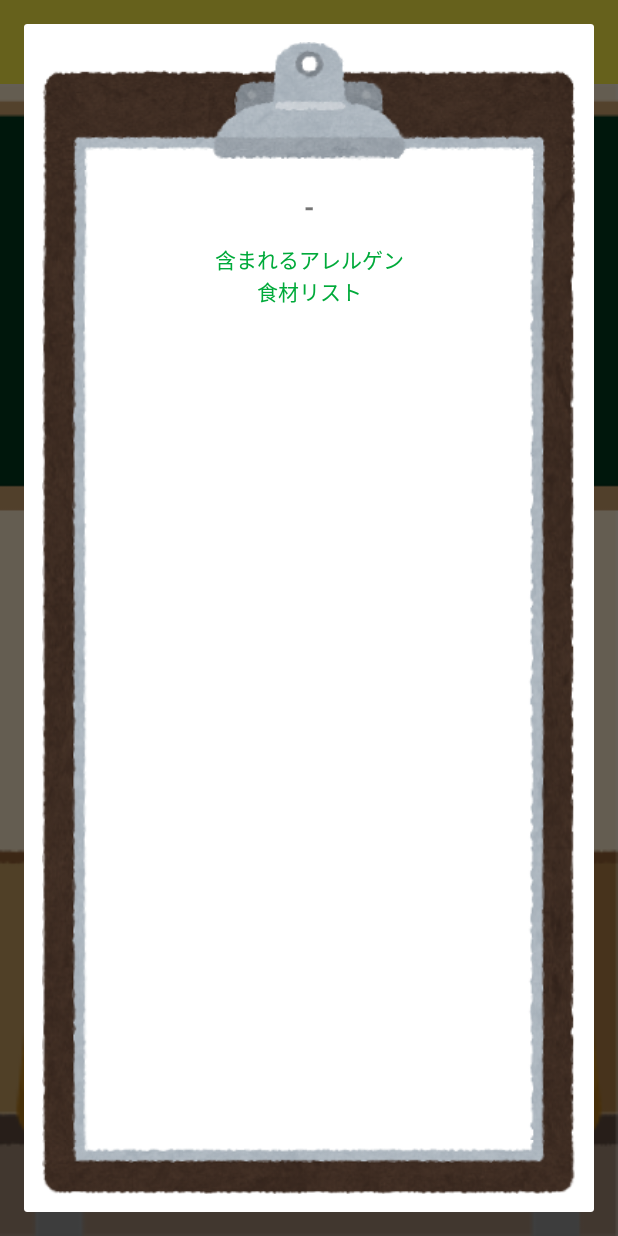
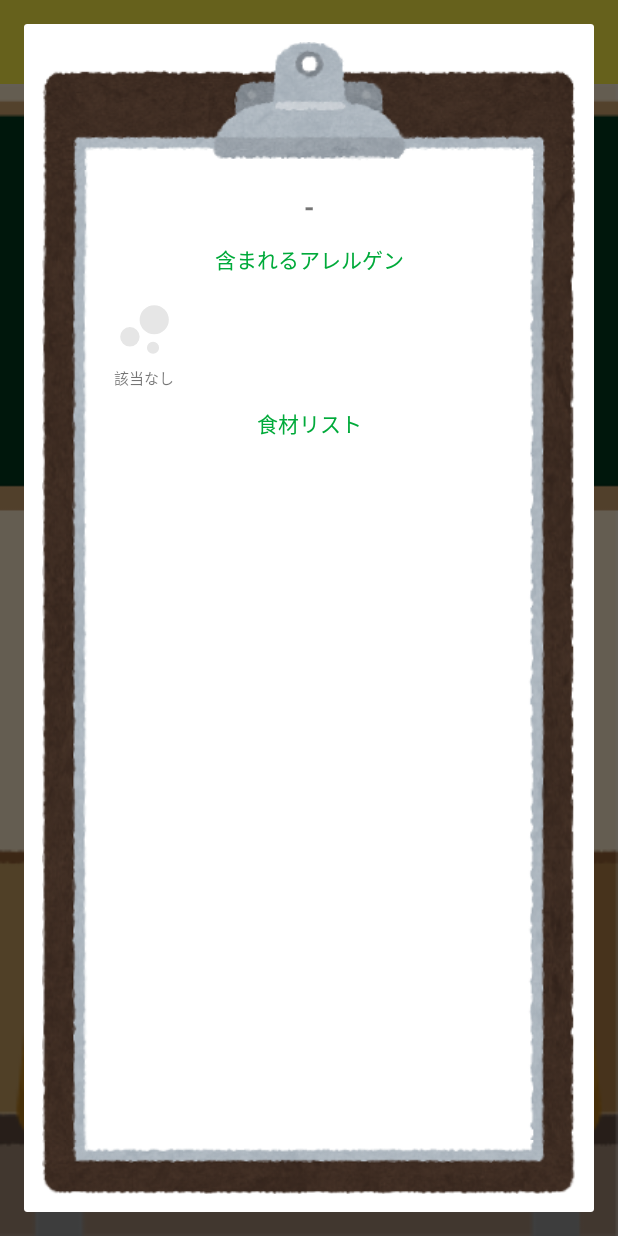
Before and after one commit to 4919/4919forIkoma-android, an Android app: the fragment MenuDetailDialogFragment placed in its activity, on a phone screen of 412 x 824 dp. Run offline under Robolectric (Android 15) with nearby library versions, the phone set to English and light mode, and no system bars; our stand-ins replace Firebase (no records; nobody signed in at launch, a user with empty details on screens opened directly).

Commit message:
アレルゲン情報表示を修正

```diff
--- a/app/src/main/java/jp/naist/ubi_lab/ikoma4919/fragments/MenuDetailDialogFragment.kt
+++ b/app/src/main/java/jp/naist/ubi_lab/ikoma4919/fragments/MenuDetailDialogFragment.kt
@@ -74,10 +74,15 @@ class MenuDetailDialogFragment(): DialogFragment(), FireBaseHelper.FireBaseEvent
         allergenGridAdapter?.resetList()
 
         tvMenuNameSelected?.text = menuDetail.menuName
-        menuDetail.allergenList.forEach {
-            if(it != UNKNOWN) {
-                allergenGridAdapter?.addItem(Allergen(it))
+
+        if(menuDetail.allergenList.size > 0) {
+            menuDetail.allergenList.forEach {
+                if (it != UNKNOWN) {
+                    allergenGridAdapter?.addItem(Allergen(it))
+                }
             }
+        } else {
+            allergenGridAdapter?.addItem(Allergen(EMPTY))
         }
         allergenGridAdapter?.notifyDataSetChanged()
 
--- a/app/src/main/java/jp/naist/ubi_lab/ikoma4919/models/AllergenModel.kt
+++ b/app/src/main/java/jp/naist/ubi_lab/ikoma4919/models/AllergenModel.kt
@@ -12,6 +12,7 @@ import jp.naist.ubi_lab.ikoma4919.models.AllergenModel.AllergenCategory.*
 class AllergenModel {
 
     enum class AllergenCategory {
+        EMPTY,
         UNKNOWN,
         // 7 allergens
         SHRIMP,
@@ -40,7 +41,8 @@ class AllergenModel {
 
     private val allergenMap  = mapOf(
             PORK to arrayOf(R.string.constString_allergen_pork, R.mipmap.pic_allergen_pork),
-            WHEAT to arrayOf(R.string.constString_allergen_wheat, R.mipmap.ic_launcher)
+            WHEAT to arrayOf(R.string.constString_allergen_wheat, R.drawable.ic_empty),
+            EMPTY to arrayOf(R.string.constString_allergen_empty, R.drawable.ic_empty)
     )
 
     fun getAllergenCategory(context: Context, allergenStr: String): AllergenCategory {
--- a/app/src/main/res/layout/dialog_menu_detail.xml
+++ b/app/src/main/res/layout/dialog_menu_detail.xml
@@ -1,3 +1,4 @@
+<?xml version="1.0" encoding="utf-8"?>
 <RelativeLayout xmlns:android="http://schemas.android.com/apk/res/android"
     android:layout_width="match_parent"
     android:layout_height="match_parent"
@@ -58,6 +59,7 @@
                         android:id="@+id/rv_allergen_list"
                         android:layout_height="wrap_content"
                         android:layout_width="match_parent"
+                        android:layout_gravity="center_horizontal"
                         android:clipToPadding="false" />
 
                     <TextView
--- a/app/src/main/res/layout/grid_item_allergen.xml
+++ b/app/src/main/res/layout/grid_item_allergen.xml
@@ -1,15 +1,17 @@
+<?xml version="1.0" encoding="utf-8"?>
 <LinearLayout xmlns:android="http://schemas.android.com/apk/res/android"
-    android:layout_width="wrap_content"
-    android:layout_height="wrap_content"
+    android:layout_width="match_parent"
+    android:layout_height="match_parent"
     android:padding="@dimen/paddingHeight_clipboard"
     android:orientation="vertical">
 
     <ImageView
         android:id="@+id/iv_pic_allergen"
-        android:layout_width="64dp"
-        android:layout_height="64dp"
+        android:layout_width="match_parent"
+        android:layout_height="wrap_content"
         android:src="@drawable/ic_empty"
-        android:scaleType="fitCenter" />
+        android:scaleType="fitCenter"
+        android:adjustViewBounds="true"/>
 
     <TextView
         android:id="@+id/tv_label_allergen"
--- a/app/src/main/res/values/strings.xml
+++ b/app/src/main/res/values/strings.xml
@@ -12,6 +12,7 @@
     <string name="constString_clipboardAllergen">含まれるアレルゲン</string>
     <string name="constString_clipboardIngredients">食材リスト</string>
 
+    <string name="constString_allergen_empty">該当なし</string>
     <string name="constString_allergen_unknown">不明</string>
     <string name="constString_allergen_pork">豚肉</string>
     <string name="constString_allergen_wheat">小麦</string>
```
